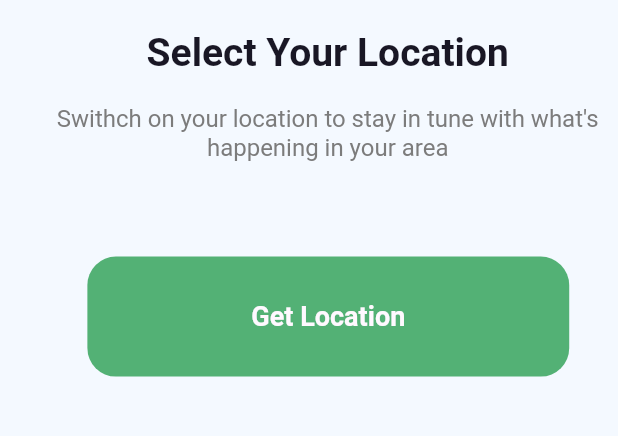
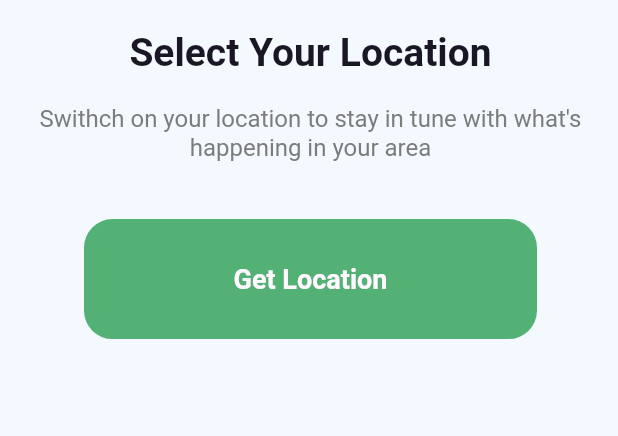
Before and after one commit to toubal77/kw_express_pfe, a Flutter app: the screen it shows after launch, on a phone screen of 412 x 824 dp, the part 505-941 px from its top. Run offline on Flutter 3.47's test engine with Material 2 defaults, Android fonts, the phone set to English and light mode, and no system bars; our stand-ins replace bordered_text, cached_network_image, carousel_slider, cloud_firestore, firebase_auth, firebase_core and 11 more; missing offline and left inert: email_launcher, flutter_share, geocode, speed_dial_fab; accounts and stored records are empty; project files that could hold a hidden picture were left out.

Commit message:
correct size button bug

```diff
--- a/lib/app/auth/location.dart
+++ b/lib/app/auth/location.dart
@@ -111,7 +111,7 @@ class _SelectLocationState extends State<SelectLocation> {
                   ),
                 ),
                 Padding(
-                  padding: const EdgeInsets.only(top: 20, left: 24.95),
+                  padding: const EdgeInsets.only(top: 20, left: 25, right: 23),
                   child: Column(
                     children: [
                       SizedBox(
@@ -144,8 +144,8 @@ class _SelectLocationState extends State<SelectLocation> {
                       ),
                       if (getLocation)
                         SizedBox(
-                          width: 324.w,
-                          height: 57.h,
+                          width: 364.w,
+                          height: 67.h,
                           child: Text(
                             'Your adress: $adressUser',
                             style: TextStyle(
@@ -184,11 +184,7 @@ class _SelectLocationState extends State<SelectLocation> {
                             }
                           },
                           child: Container(
-                            margin: const EdgeInsets.only(
-                              top: 25,
-                              left: 25.3,
-                              right: 24.52,
-                            ),
+                            margin: const EdgeInsets.only(left: 23, right: 23),
                             width: 364.w,
                             height: 67.h,
                             decoration: BoxDecoration(
--- a/lib/app/auth/sing_up/client/sign_up_client_form.dart
+++ b/lib/app/auth/sing_up/client/sign_up_client_form.dart
@@ -168,7 +168,7 @@ class _SignUpClientFormState extends State<SignUpClientForm> {
               ),
             ),
             Padding(
-              padding: const EdgeInsets.only(right: 30.0, top: 20),
+              padding: const EdgeInsets.only(top: 20),
               child: Align(
                 child: ButtomMedia(
                   press: () {
--- a/lib/app/auth/sing_up/restaurent/sign_up_restaurent_form.dart
+++ b/lib/app/auth/sing_up/restaurent/sign_up_restaurent_form.dart
@@ -326,7 +326,7 @@ class _SignUpRestaurentFormState extends State<SignUpRestaurentForm> {
               ),
             ),
             Padding(
-              padding: const EdgeInsets.only(right: 30.0, top: 20),
+              padding: const EdgeInsets.only(top: 20),
               child: Align(
                 child: ButtomMedia(
                   press: () {
--- a/lib/app/auth/sing_up/sign_up_phone_confirmation.dart
+++ b/lib/app/auth/sing_up/sign_up_phone_confirmation.dart
@@ -84,7 +84,7 @@ class _SignUpPhoneConfirmationState extends State<SignUpPhoneConfirmation> {
             ),
           ),
           Padding(
-            padding: const EdgeInsets.only(right: 30.0, top: 20),
+            padding: const EdgeInsets.only(top: 20),
             child: Align(
               alignment: Alignment.centerRight,
               child: ButtomMedia(
--- a/lib/app/home_restaurent/espace_resto/update_phone/update_phone_screen.dart
+++ b/lib/app/home_restaurent/espace_resto/update_phone/update_phone_screen.dart
@@ -137,7 +137,7 @@ class _UpdatePhoneScreenState extends State<UpdatePhoneScreen> {
             ),
           ),
           Padding(
-            padding: const EdgeInsets.only(right: 30.0, top: 20),
+            padding: const EdgeInsets.only(top: 20),
             child: Align(
               alignment: Alignment.centerRight,
               child: ButtomMedia(
```
Also changed, not shown: lib/app/home_restaurent/espace_resto/info_resto/info_resto_form.dart (+1 -18 lines).
